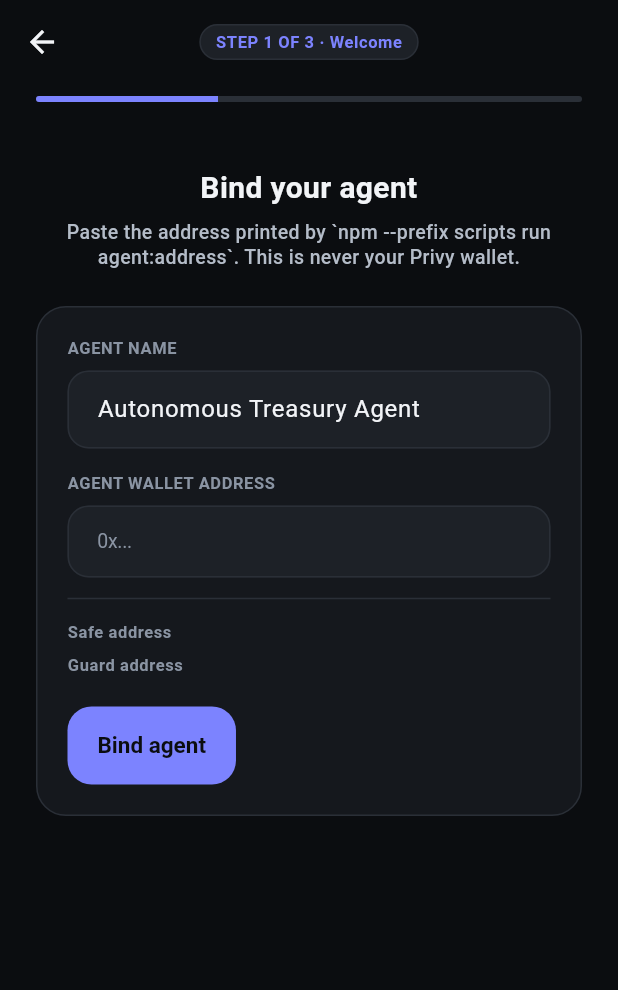
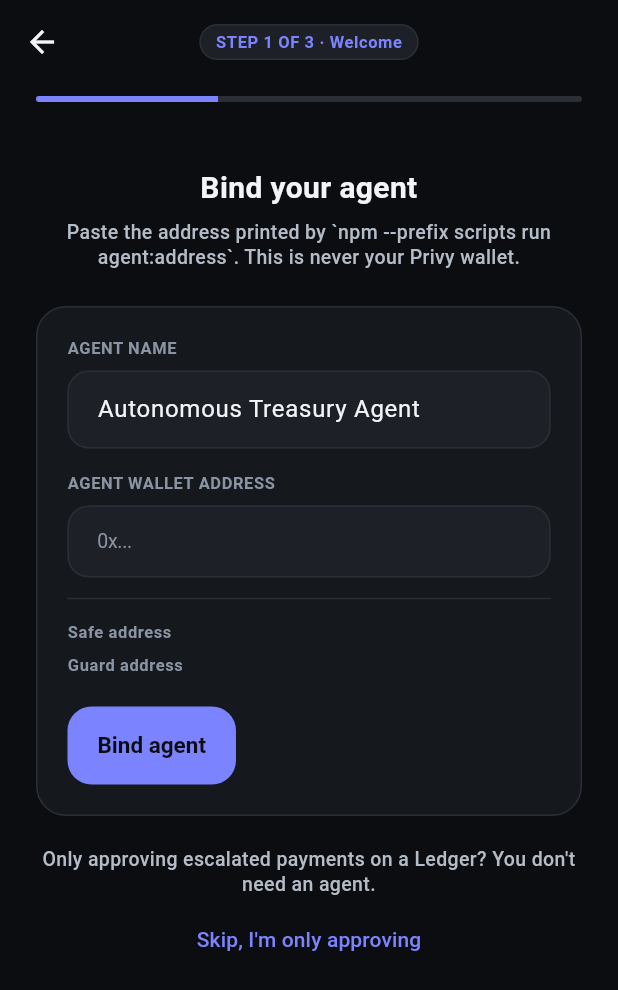
Before and after one commit to maxiggle/ethonline-2026, a Flutter app: the OnboardingScreen screen opened by its route, swiped to page 2, on a phone screen of 412 x 824 dp. Shown: the top 990 px of the screen. Run offline on Flutter 3.47's test engine with Material 3 defaults, Android fonts, the phone set to English and light mode, and no system bars; our stand-ins replace auto_route, bloc, dio, equatable, flutter_bloc, get_it and 1 more; missing offline and left inert: ledger_flutter_plus, pointycastle, privy_flutter; accounts and stored records are empty.

Commit message:
feat(mobile): let Ledger approvers skip agent binding during onboarding
- Add a "Skip, I'm only approving" action on the Bind Agent step that goes straight to Connect Ledger
- Escalation approvals are global to the configured Ledger approver, so an approver-only account needs no agent; the skip also works when the mandate addresses fail to load
- Add a widget test for the skip path and update the step 2 golden

```diff
--- a/chapter2/lib/features/onboarding/view/onboarding_screen.dart
+++ b/chapter2/lib/features/onboarding/view/onboarding_screen.dart
@@ -339,6 +339,17 @@ class _OnboardingScreenState extends State<OnboardingScreen> {
             _buildMandateError(context)
           else
             _buildBindForm(context),
+          const SizedBox(height: 20),
+          Text(
+            "Only approving escalated payments on a Ledger? You don't need an agent.",
+            textAlign: TextAlign.center,
+            style: AppTextStyles.sm(context, color: AppColors.textSecondary),
+          ),
+          const SizedBox(height: 4),
+          TextButton(
+            onPressed: _isBindingAgent ? null : () => _goToStep(2),
+            child: const Text("Skip, I'm only approving"),
+          ),
         ],
       ),
     );
```
Also changed, not shown: 2 other files.
